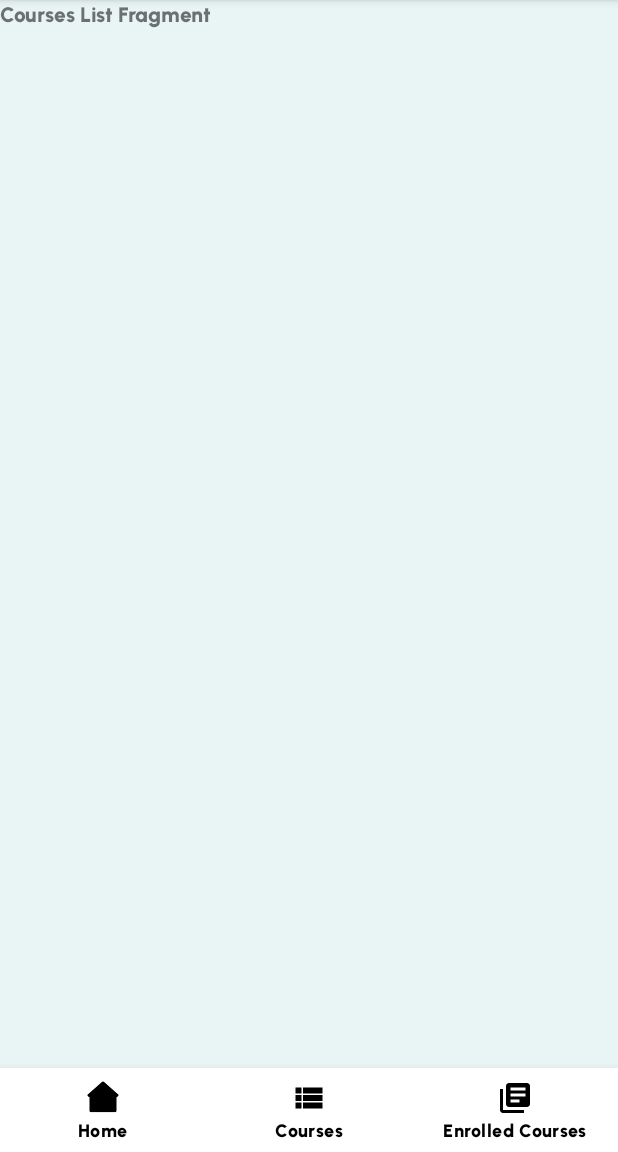
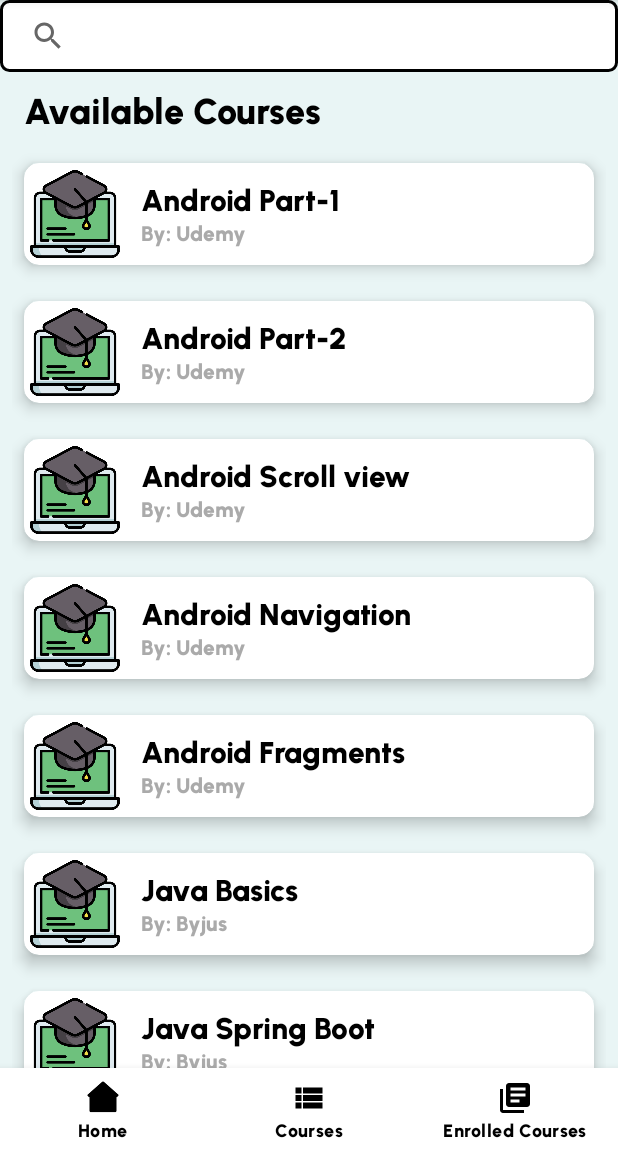
Before and after one commit to Nischal-S-Dwaral/EducationSupport, an Android app: the screen it shows after launch (MainActivity), item 2 of the bottom bar chosen, on a phone screen of 412 x 824 dp, the part 84-1236 px from its top. Run offline under Robolectric (Android 15) with nearby library versions, the phone set to English and light mode, and no system bars; our stand-ins replace CircleImageView.

Commit message:
Implementing Course List Fragment and search functionality

```diff
--- a/app/src/main/java/com/example/educationsupport/adapters/learner/CourseCardAdapter.kt
+++ b/app/src/main/java/com/example/educationsupport/adapters/learner/CourseCardAdapter.kt
@@ -4,38 +4,90 @@ import android.content.Context
 import android.view.LayoutInflater
 import android.view.View
 import android.view.ViewGroup
-import android.widget.ImageView
+import android.widget.Filter
+import android.widget.Filterable
 import android.widget.LinearLayout
 import android.widget.TextView
 import androidx.recyclerview.widget.RecyclerView
 import com.example.educationsupport.R
+import com.example.educationsupport.model.CourseSearch
 
-class CourseCardAdapter(private val coursesDataset: Array<String>, private val context: Context) :
-    RecyclerView.Adapter<CourseCardAdapter.ViewHolder?>() {
+class CourseCardAdapter(private val courseList: ArrayList<CourseSearch>, private val context: Context) :
+    RecyclerView.Adapter<CourseCardAdapter.ViewHolder>(), Filterable {
+
+    var courseFilterList = ArrayList<CourseSearch>()
+
+    init {
+        courseFilterList = courseList
+    }
 
     class ViewHolder(itemView: View) : RecyclerView.ViewHolder(itemView) {
-        private var linearLayout: LinearLayout
-        private var cardIcon: ImageView
-        var cardName: TextView
+        var linearLayoutCard: LinearLayout
+        var tvCourseTitle: TextView
+        var tvEducatorName: TextView
 
         init {
-            linearLayout = itemView.findViewById(R.id.ll_course_card_background)
-            cardIcon = itemView.findViewById(R.id.ll_course_card_icon)
-            cardName = itemView.findViewById(R.id.ll_course_card_name)
+            linearLayoutCard = itemView.findViewById(R.id.ll_course_list_card)
+            tvCourseTitle = itemView.findViewById(R.id.tv_course_list_course_title)
+            tvEducatorName = itemView.findViewById(R.id.tv_course_list_educator_name)
         }
     }
 
     override fun onCreateViewHolder(parent: ViewGroup, viewType: Int): ViewHolder {
-        val view: View = LayoutInflater.from(parent.context).inflate(R.layout.home_course_card_item, parent, false)
+        val view: View = LayoutInflater.from(parent.context).inflate(R.layout.course_list_cardview, parent, false)
         return ViewHolder(view)
     }
 
     override fun onBindViewHolder(holder: ViewHolder, position: Int) {
-        //TODO: Need to handle OnClickListener
-        holder.cardName.text = coursesDataset[position]
+
+        val course = courseFilterList[position]
+
+        /**
+         * Set the course name and educator name
+         */
+        holder.tvCourseTitle.text = course.courseName
+        holder.tvEducatorName.text = buildString {
+            append("By: ")
+            append(course.educatorName)
+        }
     }
 
     override fun getItemCount(): Int {
-        return coursesDataset.size
+        return courseFilterList.size
+    }
+
+    /**
+     * Filter based on the searched
+     * Searching based on the course name
+     */
+    override fun getFilter(): Filter {
+        return object : Filter() {
+
+            override fun performFiltering(constraint: CharSequence?): FilterResults {
+                val charSearch = constraint?.toString() ?: ""
+                if (charSearch.isEmpty()) {
+                    courseFilterList = courseList
+                } else {
+                    val filteredList = ArrayList<CourseSearch>()
+                    courseList
+                        .filter {
+                            (it.courseName.lowercase().contains(constraint!!))
+                        }
+                        .forEach { filteredList.add(it) }
+
+                    courseFilterList = filteredList
+                }
+                return FilterResults().apply { values = courseFilterList }
+            }
+
+            override fun publishResults(constraint: CharSequence?, results: FilterResults?) {
+
+                courseFilterList = if (results?.values == null)
+                    ArrayList()
+                else
+                    results.values as ArrayList<CourseSearch>
+                notifyDataSetChanged()
+            }
+        }
     }
 }
--- /dev/null
+++ b/app/src/main/java/com/example/educationsupport/adapters/learner/HomeCourseCardAdapter.kt
@@ -0,0 +1,41 @@
+package com.example.educationsupport.adapters.learner
+
+import android.content.Context
+import android.view.LayoutInflater
+import android.view.View
+import android.view.ViewGroup
+import android.widget.ImageView
+import android.widget.LinearLayout
+import android.widget.TextView
+import androidx.recyclerview.widget.RecyclerView
+import com.example.educationsupport.R
+
+class HomeCourseCardAdapter(private val coursesDataset: Array<String>, private val context: Context) :
+    RecyclerView.Adapter<HomeCourseCardAdapter.ViewHolder?>() {
+
+    class ViewHolder(itemView: View) : RecyclerView.ViewHolder(itemView) {
+        private var linearLayout: LinearLayout
+        private var cardIcon: ImageView
+        var cardName: TextView
+
+        init {
+            linearLayout = itemView.findViewById(R.id.ll_course_card_background)
+            cardIcon = itemView.findViewById(R.id.ll_course_card_icon)
+            cardName = itemView.findViewById(R.id.ll_course_card_name)
+        }
+    }
+
+    override fun onCreateViewHolder(parent: ViewGroup, viewType: Int): ViewHolder {
+        val view: View = LayoutInflater.from(parent.context).inflate(R.layout.home_course_card_item, parent, false)
+        return ViewHolder(view)
+    }
+
+    override fun onBindViewHolder(holder: ViewHolder, position: Int) {
+        //TODO: Need to handle OnClickListener
+        holder.cardName.text = coursesDataset[position]
+    }
+
+    override fun getItemCount(): Int {
+        return coursesDataset.size
+    }
+}
--- /dev/null
+++ b/app/src/main/java/com/example/educationsupport/constants/CourseListConstants.kt
@@ -0,0 +1,26 @@
+package com.example.educationsupport.constants
+
+import com.example.educationsupport.model.CourseSearch
+
+object CourseListConstants {
+
+    fun getCourseList() : ArrayList<CourseSearch> {
+
+        val courseList = ArrayList<CourseSearch>()
+        courseList.add(CourseSearch(1, "Android Part-1", "Udemy"))
+        courseList.add(CourseSearch(2, "Android Part-2", "Udemy"))
+        courseList.add(CourseSearch(3, "Android Scroll view", "Udemy"))
+        courseList.add(CourseSearch(4, "Android Navigation", "Udemy"))
+        courseList.add(CourseSearch(5, "Android Fragments", "Udemy"))
+        courseList.add(CourseSearch(6, "Java Basics", "Byjus"))
+        courseList.add(CourseSearch(7, "Java Spring Boot", "Byjus"))
+        courseList.add(CourseSearch(8, "Java EE", "UoS"))
+        courseList.add(CourseSearch(9, "Java Hibernate", "UoS"))
+        courseList.add(CourseSearch(10, "JavaScript Basics", "Oxford"))
+        courseList.add(CourseSearch(11, "JavaScript Advanced", "Cambridge"))
+        courseList.add(CourseSearch(12, "React", "UoS"))
+        courseList.add(CourseSearch(13, "React Redux", "UoS"))
+
+        return courseList
+    }
+}
--- a/app/src/main/java/com/example/educationsupport/fragment/learner/CourseListFragment.kt
+++ b/app/src/main/java/com/example/educationsupport/fragment/learner/CourseListFragment.kt
@@ -4,16 +4,66 @@ import android.os.Bundle
 import android.view.LayoutInflater
 import android.view.View
 import android.view.ViewGroup
+import androidx.appcompat.widget.SearchView
 import androidx.fragment.app.Fragment
+import androidx.recyclerview.widget.LinearLayoutManager
+import androidx.recyclerview.widget.RecyclerView
 import com.example.educationsupport.R
+import com.example.educationsupport.adapters.learner.CourseCardAdapter
+import com.example.educationsupport.constants.CourseListConstants
 
 class CourseListFragment : Fragment() {
+
+    private lateinit var courseListRecyclerView: RecyclerView
+    private lateinit var courseListLayoutManager: RecyclerView.LayoutManager
+    private lateinit var courseListAdapter: CourseCardAdapter
+
+    private lateinit var searchView: SearchView
 
     override fun onCreateView(
         inflater: LayoutInflater, container: ViewGroup?,
         savedInstanceState: Bundle?
     ): View? {
         // Inflate the layout for this fragment
-        return inflater.inflate(R.layout.fragment_course_list, container, false)
+        val view = inflater.inflate(R.layout.fragment_course_list, container, false)
+
+        /**
+         * Get the available courses
+         */
+        val courseList = CourseListConstants.getCourseList()
+
+        /**
+         * Initialize the recycler view
+         */
+        courseListLayoutManager = LinearLayoutManager(view.context)
+        courseListAdapter = CourseCardAdapter(courseList, view.context)
+        courseListRecyclerView = view.findViewById(R.id.rv_courses_list_cards)
+        courseListRecyclerView.setHasFixedSize(true)
+
+        /**
+         * Search view filtering
+         */
+        searchView = view.findViewById(R.id.search_view_course_list)
+        searchView.setOnQueryTextListener(object : SearchView.OnQueryTextListener {
+
+            override fun onQueryTextSubmit(query: String?): Boolean {
+                courseListAdapter.filter.filter(query)
+                return false
+            }
+
+            override fun onQueryTextChange(newText: String?): Boolean {
+                courseListAdapter.filter.filter(newText)
+                return false
+            }
+
+        })
+
+        /**
+         * Setup the courses recycler view
+         */
+        courseListRecyclerView.layoutManager = courseListLayoutManager
+        courseListRecyclerView.adapter = courseListAdapter
+
+        return view
     }
 }
--- a/app/src/main/java/com/example/educationsupport/fragment/learner/HomeFragment.kt
+++ b/app/src/main/java/com/example/educationsupport/fragment/learner/HomeFragment.kt
@@ -9,14 +9,14 @@ import androidx.recyclerview.widget.GridLayoutManager
 import androidx.recyclerview.widget.LinearLayoutManager
 import androidx.recyclerview.widget.RecyclerView
 import com.example.educationsupport.R
-import com.example.educationsupport.adapters.learner.CourseCardAdapter
+import com.example.educationsupport.adapters.learner.HomeCourseCardAdapter
 import com.example.educationsupport.adapters.learner.MyActivitiesCardAdapter
 
 class HomeFragment : Fragment() {
 
     private lateinit var coursesRecyclerView: RecyclerView
     private lateinit var coursesLayoutManager: RecyclerView.LayoutManager
-    private lateinit var coursesAdaptor: CourseCardAdapter
+    private lateinit var coursesAdaptor: HomeCourseCardAdapter
 
     private lateinit var myActivitiesRecyclerView: RecyclerView
     private lateinit var myActivitiesLayoutManager: RecyclerView.LayoutManager
@@ -33,7 +33,7 @@ class HomeFragment : Fragment() {
          * Set up my courses recycler view
          */
         coursesLayoutManager = GridLayoutManager(view.context, 2)
-        coursesAdaptor = CourseCardAdapter(
+        coursesAdaptor = HomeCourseCardAdapter(
             arrayOf(
                 "Course 0", "Course 1", "Course 2", "Course 3", "Course 4", "Course 5"
             ),
--- /dev/null
+++ b/app/src/main/java/com/example/educationsupport/model/CourseSearch.kt
@@ -0,0 +1,7 @@
+package com.example.educationsupport.model
+
+data class CourseSearch(
+    val id: Int,
+    val courseName: String,
+    val educatorName: String
+)
--- /dev/null
+++ b/app/src/main/res/drawable/search_view_bg.xml
@@ -0,0 +1,12 @@
+<?xml version="1.0" encoding="utf-8"?>
+<shape
+    xmlns:android="http://schemas.android.com/apk/res/android"
+    android:shape="rectangle">
+
+    <stroke
+        android:width="2dp"
+        android:color="@color/black"/>
+    <solid android:color="@color/white"/>
+    <corners android:radius="5dp"/>
+
+</shape>
--- /dev/null
+++ b/app/src/main/res/layout/course_list_cardview.xml
@@ -0,0 +1,52 @@
+<?xml version="1.0" encoding="utf-8"?>
+<androidx.cardview.widget.CardView
+    xmlns:android="http://schemas.android.com/apk/res/android"
+    xmlns:app="http://schemas.android.com/apk/res-auto"
+    android:layout_width="match_parent"
+    android:layout_height="wrap_content"
+    android:layout_marginHorizontal="8dp"
+    android:layout_marginVertical="12dp"
+    app:cardCornerRadius="10dp"
+    app:cardElevation="6dp">
+
+    <LinearLayout
+        android:layout_width="match_parent"
+        android:layout_height="wrap_content"
+        android:orientation="horizontal"
+        android:id="@+id/ll_course_list_card">
+
+        <ImageView
+            android:layout_width="60dp"
+            android:layout_height="60dp"
+            android:src="@drawable/ic_online_learning"
+            android:layout_margin="4dp"/>
+
+        <LinearLayout
+            android:layout_width="0dp"
+            android:layout_height="wrap_content"
+            android:layout_weight="1"
+            android:orientation="vertical"
+            android:layout_gravity="center_vertical"
+            android:layout_marginLeft="10dp">
+
+            <TextView
+                android:layout_width="wrap_content"
+                android:layout_height="wrap_content"
+                android:gravity="left"
+                android:text="Android Development Part-1 "
+                android:textColor="@android:color/black"
+                android:textSize="20dp"
+                android:id="@+id/tv_course_list_course_title"/>
+
+            <TextView
+                android:layout_width="wrap_content"
+                android:layout_height="wrap_content"
+                android:gravity="left"
+                android:text="By: Udemy"
+                android:textColor="@android:color/darker_gray"
+                android:id="@+id/tv_course_list_educator_name"/>
+
+        </LinearLayout>
+    </LinearLayout>
+
+</androidx.cardview.widget.CardView>
--- a/app/src/main/res/layout/fragment_course_list.xml
+++ b/app/src/main/res/layout/fragment_course_list.xml
@@ -2,15 +2,53 @@
 <FrameLayout
     xmlns:android="http://schemas.android.com/apk/res/android"
     xmlns:tools="http://schemas.android.com/tools"
+    xmlns:app="http://schemas.android.com/apk/res-auto"
     android:layout_width="match_parent"
     android:layout_height="match_parent"
     android:background="@color/background"
     tools:context=".fragment.learner.CourseListFragment">
 
-    <!-- TODO: Update blank fragment layout -->
-    <TextView
+    <androidx.core.widget.NestedScrollView
         android:layout_width="match_parent"
-        android:layout_height="match_parent"
-        android:text="Courses List Fragment" />
+        android:layout_height="match_parent">
+
+        <LinearLayout
+            android:layout_width="match_parent"
+            android:layout_height="match_parent"
+            android:orientation="vertical">
+
+            <androidx.appcompat.widget.SearchView
+                android:id="@+id/search_view_course_list"
+                android:layout_width="match_parent"
+                android:layout_height="wrap_content"
+                android:background="@drawable/search_view_bg"
+                android:textCursorDrawable="@null"
+                app:iconifiedByDefault="false"
+                app:queryBackground="@null" />
+
+            <TextView
+                android:id="@+id/tv_course_list"
+                android:layout_width="wrap_content"
+                android:layout_height="wrap_content"
+                android:layout_marginStart="16dp"
+                android:layout_marginTop="10dp"
+                android:layout_marginEnd="8dp"
+                android:text="Available Courses"
+                android:textColor="@android:color/black"
+                android:textSize="24sp"
+                android:textStyle="bold"/>
+
+            <androidx.recyclerview.widget.RecyclerView
+                android:id="@+id/rv_courses_list_cards"
+                android:layout_width="match_parent"
+                android:layout_height="wrap_content"
+                android:layout_marginStart="8dp"
+                android:layout_marginTop="8dp"
+                android:layout_marginEnd="8dp"
+                android:nestedScrollingEnabled="false"
+                android:overScrollMode="never"/>
+
+        </LinearLayout>
+    </androidx.core.widget.NestedScrollView>
 
 </FrameLayout>
```
